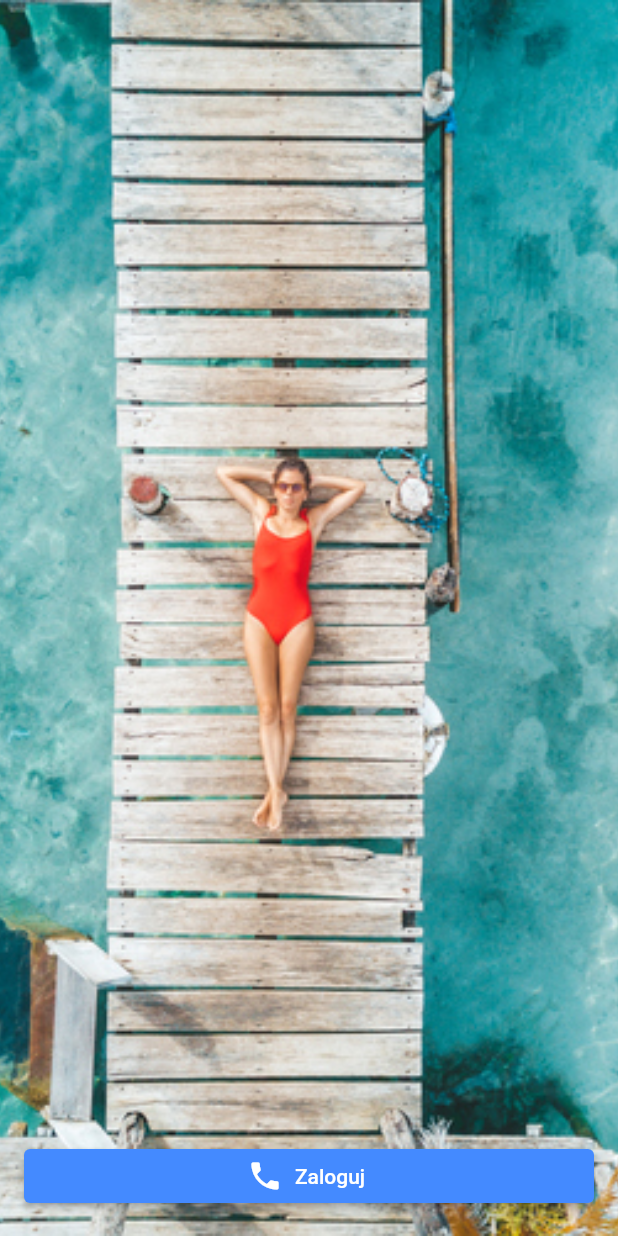
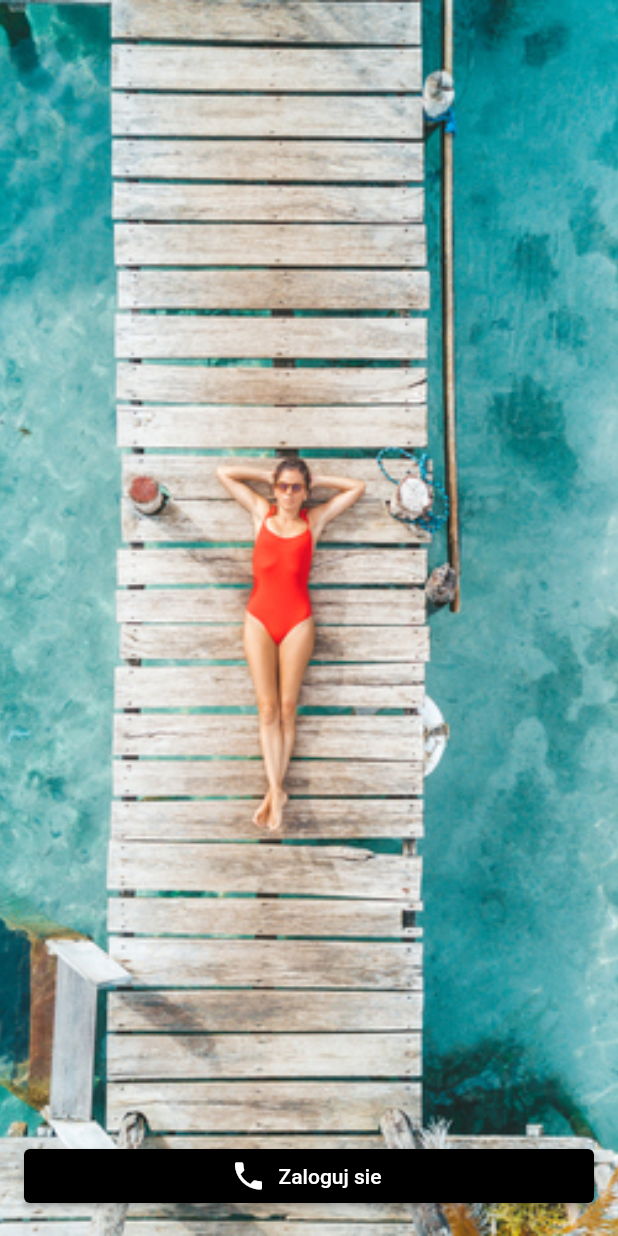
Before and after one commit to Pr0kop/BookingApp, a Flutter app: the screen it shows after launch, on a phone screen of 412 x 824 dp. Run offline on Flutter 3.47's test engine with Material 2 defaults, Android fonts, the phone set to English and light mode, and no system bars; our stand-ins replace firebase_auth, firebase_core, flutter_riverpod; missing offline and left inert: firebase_auth_ui; accounts and stored records are empty.

Commit message:
Zarzadzanie stanem logowania v1

```diff
--- a/lib/main.dart
+++ b/lib/main.dart
@@ -2,6 +2,8 @@ import 'package:firebase_auth/firebase_auth.dart';
 import 'package:firebase_auth_ui/firebase_auth_ui.dart';
 import 'package:firebase_auth_ui/providers.dart';
 import 'package:firebase_core/firebase_core.dart';
+import 'package:first_app/screens/home_screen.dart';
+import 'package:first_app/utils/utils.dart';
 import 'package:flutter/services.dart';
 import 'state/state_managment.dart';
 import 'package:flutter/material.dart';
@@ -25,6 +27,14 @@ class MyApp extends StatelessWidget {
   Widget build(BuildContext context) {
     return MaterialApp(
       title: 'Flutter Demo',
+      onGenerateRoute: (settings){
+        switch(settings.name) {
+          case '/home':
+            return PageTransition(child: HomePage(), type: PageTransitionType.fade);
+            break;
+          default: return null;
+        }
+      },
       theme: ThemeData(
         // This is the theme of your application.
         //
@@ -37,12 +47,12 @@ class MyApp extends StatelessWidget {
         // is not restarted.
         primarySwatch: Colors.blue,
       ),
-      home: const MyHomePage(title: 'Flutter Demo Home Page'),
+      home: MyHomePage(),
     );
   }
 }
 
-class MyHomePage extends StatefulWidget {
+/* class MyHomePage extends StatefulWidget {
   //const MyHomePage({Key? key, required this.title}) : super(key: key);
   const MyHomePage({Key key, this.title}) : super(key: key);
 
@@ -60,40 +70,10 @@ class MyHomePage extends StatefulWidget {
 
   @override
   State<MyHomePage> createState() => _MyHomePageState();
-}
+} */
 
-class _MyHomePageState extends State<MyHomePage> {
+class MyHomePage extends ConsumerWidget {
   GlobalKey<ScaffoldState> scaffoldState = new GlobalKey();
-  @override
-  Widget build(BuildContext context) {
-    return Scaffold(
-      key: scaffoldState,
-      body: Container(
-        decoration: BoxDecoration(
-            image: DecorationImage(
-                image: AssetImage('assets/images/bookingappimg.jpg'),
-                fit: BoxFit.cover)),
-        child: Column(
-          mainAxisAlignment: MainAxisAlignment.end,
-          children: [
-            Container(
-              padding: const EdgeInsets.all(16),
-              width: MediaQuery.of(context).size.width,
-              // child: ElevatedButton(onPressed: () {  }, child: Text('Zaloguj')),
-              child: ElevatedButton.icon(
-                onPressed: () => processLogin(context),
-                icon: Icon(Icons.phone, color: Colors.white),
-                label: Text('Zaloguj', style: TextStyle(color:Colors.white),),
-                style: ButtonStyle(
-                    backgroundColor: MaterialStateProperty.all(Colors.blueAccent)
-                ),
-              ),
-            )
-          ],
-        ),
-      ),
-    );
-  }
 
   processLogin(BuildContext context) {
     var user = FirebaseAuth.instance.currentUser;
@@ -122,4 +102,65 @@ class _MyHomePageState extends State<MyHomePage> {
 
     }
   }
+
+  @override
+  Widget build(BuildContext context, watch) {
+    return Scaffold(
+      key: scaffoldState,
+      body: Container(
+        decoration: BoxDecoration(
+            image: DecorationImage(
+                image: AssetImage('assets/images/bookingappimg.jpg'),
+                fit: BoxFit.cover)),
+        child: Column(
+          mainAxisAlignment: MainAxisAlignment.end,
+          children: [
+            Container(
+              padding: const EdgeInsets.all(16),
+              width: MediaQuery.of(context).size.width,
+              // child: ElevatedButton(onPressed: () {  }, child: Text('Zaloguj')),
+              child: FutureBuilder(
+                future: checkLoginState(context),
+                builder: (context,snapshot) {
+                  if(snapshot.connectionState == ConnectionState.waiting)
+                    return Center(child: CircularProgressIndicator(),);
+                  else {
+                    var userState = snapshot.data as LOGIN_STATE;
+                    if(userState == LOGIN_STATE.LOGGED) {
+                      return Container();
+                    }
+                    else { // jesli uzytkownik nie zalogowal sie - zwroc przycisk do logowania
+                      return ElevatedButton.icon(
+                        onPressed: ()=> processLogin(context),
+                        icon:Icon(Icons.phone,color:Colors.white),
+                        label: Text('Zaloguj sie',style: TextStyle(color: Colors.white),),
+                        style: ButtonStyle(backgroundColor: MaterialStateProperty.all(Colors.black)),
+                      );
+
+                    }
+                  }
+                },
+              ),
+            )
+          ],
+        ),
+      ),
+    );
+  }
+
+Future<LOGIN_STATE>  checkLoginState(BuildContext context) async {
+    await Future.delayed(Duration(seconds: 3))
+    .then((value) => {
+      FirebaseAuth.instance.currentUser
+      .getIdToken()
+      .then((token) {
+        print('$token');
+        context.read(userToken).state = token;
+        Navigator.pushNamedAndRemoveUntil(context, '/home', (route) => false);
+      })
+    });
+    return FirebaseAuth.instance.currentUser != null
+        ? LOGIN_STATE.LOGGED
+        : LOGIN_STATE.NOT_LOGIN;
 }
+}
--- a/lib/state/state_managment.dart
+++ b/lib/state/state_managment.dart
@@ -4,3 +4,4 @@ import 'package:firebase_auth/firebase_auth.dart';
 import 'package:flutter_riverpod/flutter_riverpod.dart';
 
 final userLogged = StateProvider((ref) => FirebaseAuth.instance.currentUser);
+final userToken = StateProvider((ref)=>'');
--- /dev/null
+++ b/lib/utils/utils.dart
@@ -0,0 +1,2 @@
+
+enum LOGIN_STATE {LOGGED,NOT_LOGIN}
--- a/pubspec.yaml
+++ b/pubspec.yaml
@@ -42,6 +42,7 @@ dependencies:
   firebase_core: any
   flutter_riverpod: any
   flutter_svg: ^0.23.0+1
+  page_transition: any
 
 dev_dependencies:
   flutter_test:
```
Also changed, not shown: lib/screens/home_screen.dart (added, +16 -0 lines).
